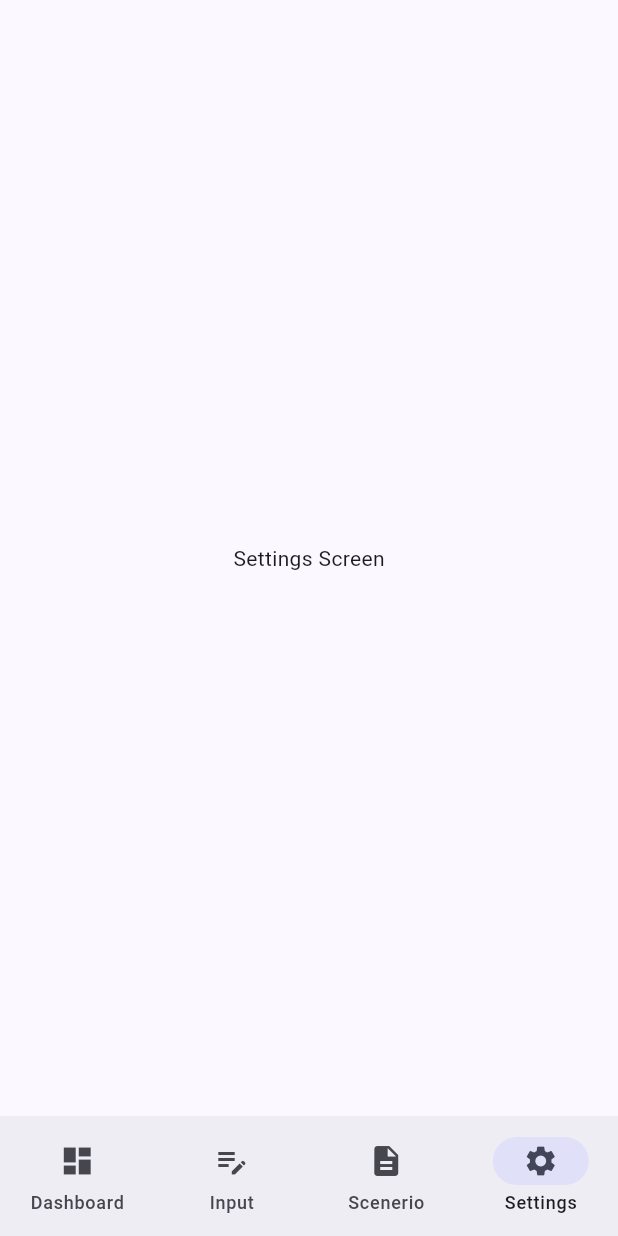
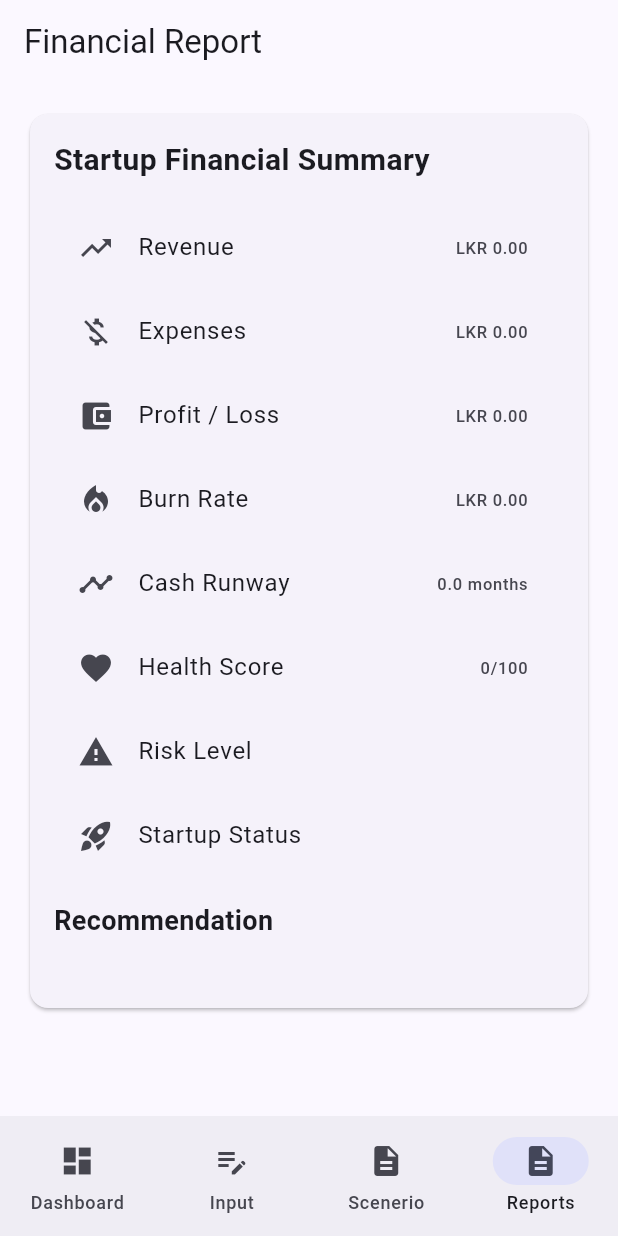
Before and after one commit to Cyber-ANGEL07/startup_financial_analyzer, a Flutter app: the screen it shows after launch, item 4 of the bottom bar chosen, on a phone screen of 412 x 824 dp. Run offline on Flutter 3.47's test engine with Material 3 defaults, Android fonts, the phone set to English and light mode, and no system bars; our stand-ins replace fl_chart, hive_flutter; accounts and stored records are empty.

Commit message:
Improve financial reports screen layout

```diff
--- a/lib/screens/main_navigation_screen.dart
+++ b/lib/screens/main_navigation_screen.dart
@@ -2,6 +2,7 @@ import 'package:flutter/material.dart';
 import 'package:startup_financial_analyzer/screens/financial_input_screen.dart';
 import 'dashboard_screen.dart';
 import 'scenerio_analysis_screen.dart';
+import 'reports_screen.dart';
 
 class MainNavigationScreen extends StatefulWidget {
   const MainNavigationScreen({super.key});
@@ -17,7 +18,7 @@ class _MainNavigationScreenState extends State<MainNavigationScreen> {
     DashboardScreen(),
     FinancialInputScreen(),
     ScenarioAnalysisScreen(),
-    Center(child: Text('Settings Screen')),
+    ReportsScreen(),
   ];
 
   @override
@@ -45,8 +46,8 @@ class _MainNavigationScreenState extends State<MainNavigationScreen> {
             label: 'Scenerio',
           ),
           NavigationDestination(
-            icon: Icon(Icons.settings),
-            label: 'Settings',
+            icon: Icon(Icons.description),
+            label: 'Reports',
           ),
         ],
       ),
--- /dev/null
+++ b/lib/screens/reports_screen.dart
@@ -0,0 +1,102 @@
+import 'package:flutter/material.dart';
+import '../models/financial_data.dart';
+
+class ReportsScreen extends StatelessWidget {
+  const ReportsScreen({super.key});
+
+  @override
+  Widget build(BuildContext context) {
+    return Scaffold(
+      appBar: AppBar(
+        title: const Text('Financial Report'),
+      ),
+      body: SingleChildScrollView(
+        padding: const EdgeInsets.all(16),
+        child: Card(
+          child: Padding(
+            padding: const EdgeInsets.all(16),
+            child: Column(
+              crossAxisAlignment: CrossAxisAlignment.start,
+              children: [
+                const Text(
+                  'Startup Financial Summary',
+                  style: TextStyle(
+                    fontSize: 20,
+                    fontWeight: FontWeight.bold,
+                  ),
+                ),
+                const SizedBox(height: 16),
+                ListTile(
+                  leading: const Icon(Icons.trending_up),
+                  title: const Text('Revenue'),
+                  trailing: Text(
+                    'LKR ${FinancialData.revenue.toStringAsFixed(2)}',
+                  ),
+                ),
+
+                ListTile(
+                  leading: const Icon(Icons.money_off),
+                  title: const Text('Expenses'),
+                  trailing: Text(
+                    'LKR ${FinancialData.expenses.toStringAsFixed(2)}',
+                  ),
+                ),
+
+                ListTile(
+                  leading: const Icon(Icons.account_balance_wallet),
+                  title: const Text('Profit / Loss'),
+                  trailing: Text(
+                    'LKR ${FinancialData.profitLoss.toStringAsFixed(2)}',
+                  ),
+                ),
+                ListTile(
+                  leading: const Icon(Icons.local_fire_department),
+                  title: const Text('Burn Rate'),
+                  trailing: Text(
+                    'LKR ${FinancialData.burnRate.toStringAsFixed(2)}',
+                  ),
+                ),
+
+                ListTile(
+                  leading: const Icon(Icons.timeline),
+                  title: const Text('Cash Runway'),
+                  trailing: Text(
+                    '${FinancialData.cashRunway.toStringAsFixed(1)} months',
+                  ),
+                ),
+
+                ListTile(
+                  leading: const Icon(Icons.favorite),
+                  title: const Text('Health Score'),
+                  trailing: Text('${FinancialData.healthScore}/100'),
+                ),
+
+                ListTile(
+                  leading: const Icon(Icons.warning),
+                  title: const Text('Risk Level'),
+                  trailing: Text(FinancialData.riskLevel),
+                ),
+
+                ListTile(
+                  leading: const Icon(Icons.rocket_launch),
+                  title: const Text('Startup Status'),
+                  trailing: Text(FinancialData.startupStatus),
+                ),
+                const SizedBox(height: 16),
+                const Text(
+                  'Recommendation',
+                  style: TextStyle(
+                    fontSize: 18,
+                    fontWeight: FontWeight.bold,
+                  ),
+                ),
+                const SizedBox(height: 8),
+                Text(FinancialData.recommendation),
+              ],
+            ),
+          ),
+        ),
+      ),
+    );
+  }
+}
```
